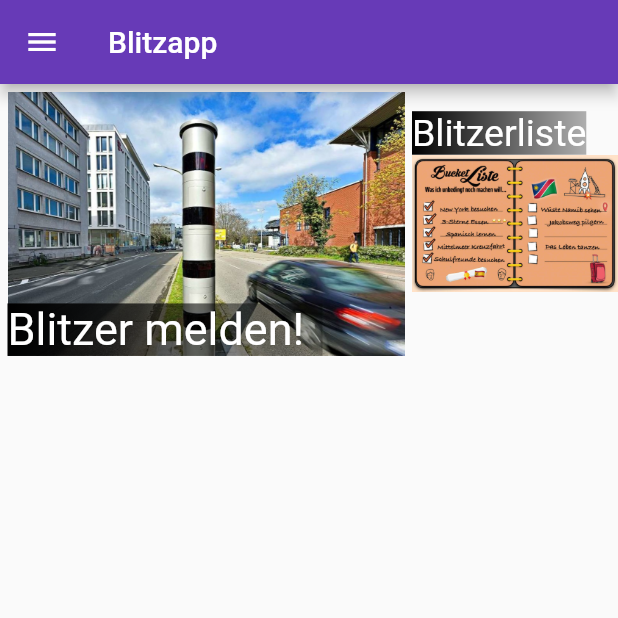
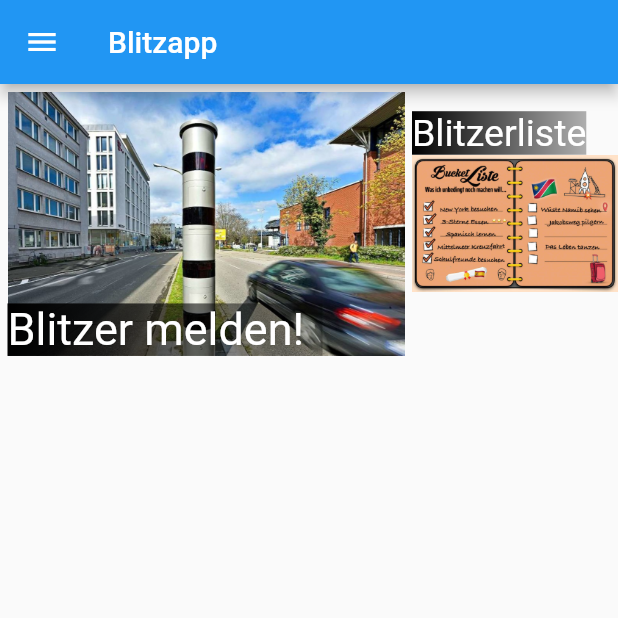
Before and after one commit to ErrorFourZeroFour/blitzApp, a Flutter app: the screen it shows after launch, on a phone screen of 412 x 824 dp, the top half of it. Run offline on Flutter 3.47's test engine with Material 2 defaults, Android fonts, the light colour scheme and no system bars.

Commit message:
Update main.dart

```diff
--- a/lib/main.dart
+++ b/lib/main.dart
@@ -15,7 +15,7 @@ class MyApp extends StatelessWidget {
     return MaterialApp(
       title: appTitle,
       theme: ThemeData(
-        primarySwatch: Colors.deepPurple,
+        primarySwatch: Colors.blue,
       ),
       home: MyHomePage(title: homeTitle),
       routes: {
```
